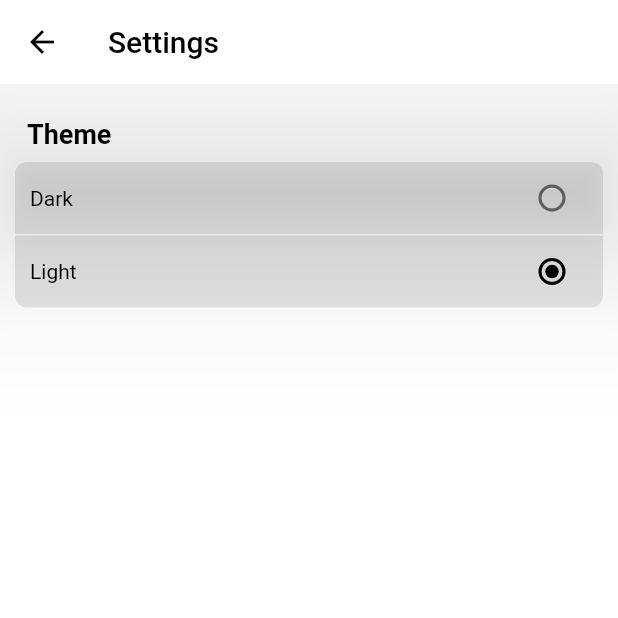
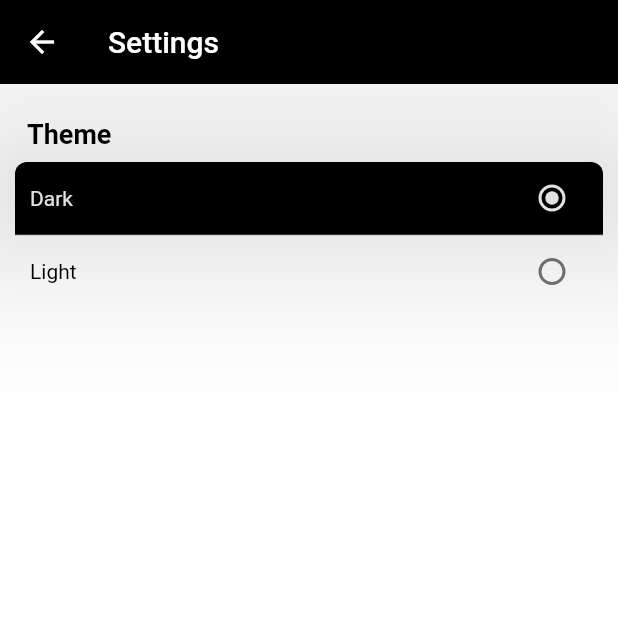
Before and after one commit to yash786agg/Flutter-Movie, a Flutter app: the SettingScreen screen opened by its route, on a phone screen of 412 x 824 dp, the top half of it. Run offline on Flutter 3.47's test engine with Material 2 defaults, Android fonts, the phone set to English and light mode, and no system bars; our stand-ins replace bloc, equatable, flutter_bloc, rxdart, shared_preferences, webview_flutter; accounts and stored records are empty; network calls fail.

Commit message:
- Setting up for Light and Dark Theme in the app is done.

```diff
--- a/lib/screens/movie_detail_screen.dart
+++ b/lib/screens/movie_detail_screen.dart
@@ -5,6 +5,7 @@ import 'package:flutter_movie/domain/bloc/movie_trailer/movie_trailer_bloc_provi
 import 'package:flutter_movie/domain/bloc/movie_trailer/movie_trailer_event.dart';
 import 'package:flutter_movie/domain/bloc/movie_trailer/movie_trailer_state.dart';
 import 'package:flutter_movie/domain/model/movie_list.dart';
+import 'package:flutter_movie/widgets/app_state_container.dart';
 import 'package:flutter_movie/widgets/empty_trailer_layout_widget.dart';
 import 'package:flutter_movie/widgets/movie_detail_app_bar.dart';
 import 'package:flutter_movie/widgets/movie_detail_description.dart';
@@ -55,7 +56,7 @@ class _MovieDetailScreenState extends State<MovieDetailScreen> {
   @override
   Widget build(BuildContext context) {
     return Scaffold(
-      backgroundColor: Colors.white,
+      backgroundColor: AppStateContainer.of(context).theme.primaryColor,
       body: SafeArea(
         top: false,
         bottom: false,
--- a/lib/screens/settings_screen.dart
+++ b/lib/screens/settings_screen.dart
@@ -29,7 +29,9 @@ class SettingScreen extends StatelessWidget {
               child: Text(
                 "Theme",
                 style: TextStyle(
-                  color: AppStateContainer.of(context).theme.accentColor,
+                  color: AppStateContainer.of(context).themeCode == 0
+                      ? AppStateContainer.of(context).theme.primaryColor
+                      : AppStateContainer.of(context).theme.accentColor,
                   fontWeight: FontWeight.bold,
                   fontSize: 18,
                 ),
@@ -39,10 +41,9 @@ class SettingScreen extends StatelessWidget {
               decoration: BoxDecoration(
                 borderRadius: BorderRadius.only(
                     topLeft: Radius.circular(8), topRight: Radius.circular(8)),
-                color: AppStateContainer.of(context)
-                    .theme
-                    .accentColor
-                    .withOpacity(0.1),
+                color: AppStateContainer.of(context).themeCode == 0
+                    ? AppStateContainer.of(context).theme.primaryColor
+                    : Colors.white,
               ),
               padding: EdgeInsets.only(left: 10, right: 10),
               child: Row(
@@ -59,8 +60,9 @@ class SettingScreen extends StatelessWidget {
                     onChanged: (value) {
                       AppStateContainer.of(context).updateTheme(value);
                     },
-                    activeColor:
-                        AppStateContainer.of(context).theme.accentColor,
+                    activeColor: AppStateContainer.of(context).themeCode == 0
+                        ? AppStateContainer.of(context).theme.accentColor
+                        : AppStateContainer.of(context).theme.accentColor,
                   )
                 ],
               ),
@@ -74,10 +76,9 @@ class SettingScreen extends StatelessWidget {
                 borderRadius: BorderRadius.only(
                     bottomLeft: Radius.circular(8),
                     bottomRight: Radius.circular(8)),
-                color: AppStateContainer.of(context)
-                    .theme
-                    .accentColor
-                    .withOpacity(0.1),
+                color: AppStateContainer.of(context).themeCode == 0
+                    ? AppStateContainer.of(context).theme.accentColor
+                    : AppStateContainer.of(context).theme.primaryColor,
               ),
               padding: EdgeInsets.only(left: 10, right: 10),
               child: Row(
@@ -86,7 +87,9 @@ class SettingScreen extends StatelessWidget {
                   Text(
                     "Light",
                     style: TextStyle(
-                        color: AppStateContainer.of(context).theme.accentColor),
+                        color: AppStateContainer.of(context).themeCode == 0
+                            ? AppStateContainer.of(context).theme.primaryColor
+                            : AppStateContainer.of(context).theme.accentColor),
                   ),
                   Radio(
                     value: Themes.LIGHT_THEME_CODE,
@@ -94,8 +97,9 @@ class SettingScreen extends StatelessWidget {
                     onChanged: (value) {
                       AppStateContainer.of(context).updateTheme(value);
                     },
-                    activeColor:
-                        AppStateContainer.of(context).theme.accentColor,
+                    activeColor: AppStateContainer.of(context).themeCode == 0
+                        ? AppStateContainer.of(context).theme.accentColor
+                        : AppStateContainer.of(context).theme.accentColor,
                   )
                 ],
               ),
--- a/lib/widgets/app_state_container.dart
+++ b/lib/widgets/app_state_container.dart
@@ -20,7 +20,7 @@ class AppStateContainer extends StatefulWidget {
 
 class _AppStateContainerState extends State<AppStateContainer> {
   ThemeData _theme = Themes.getTheme(Themes.LIGHT_THEME_CODE);
-  int themeCode = Themes.LIGHT_THEME_CODE;
+  int themeCode = Themes.DARK_THEME_CODE;
 
   ThemeData get theme => _theme;
 
@@ -30,7 +30,7 @@ class _AppStateContainerState extends State<AppStateContainer> {
     SharedPreferences.getInstance().then((sharedPref) {
       setState(() {
         themeCode = sharedPref.getInt(Constant.SHARED_PREF_KEY_THEME) ??
-            Themes.LIGHT_THEME_CODE;
+            Themes.DARK_THEME_CODE;
 
         print('AppStateContainer themeCode initState: $themeCode');
 
--- a/lib/widgets/empty_trailer_layout_widget.dart
+++ b/lib/widgets/empty_trailer_layout_widget.dart
@@ -1,4 +1,6 @@
 import 'package:flutter/material.dart';
+
+import 'app_state_container.dart';
 
 class EmptyTrailerLayout extends StatelessWidget {
   @override
@@ -8,7 +10,7 @@ class EmptyTrailerLayout extends StatelessWidget {
         child: Text(
           "No trailer available",
           style: TextStyle(
-            color: Colors.black,
+            color: AppStateContainer.of(context).theme.accentColor,
             fontWeight: FontWeight.bold,
             fontSize: 19.0,
           ),
--- a/lib/widgets/movie_list_widget.dart
+++ b/lib/widgets/movie_list_widget.dart
@@ -3,6 +3,8 @@ import 'package:flutter_movie/domain/bloc/movie_trailer/movie_trailer_bloc_provi
 import 'package:flutter_movie/domain/model/movie_list.dart';
 import 'package:flutter_movie/screens/movie_detail_screen.dart';
 import 'package:flutter_movie/util/contants.dart';
+
+import 'app_state_container.dart';
 
 class MovieListWidget extends StatelessWidget {
   MovieListWidget({Key key, @required this.movieList})
@@ -13,6 +15,7 @@ class MovieListWidget extends StatelessWidget {
   @override
   Widget build(BuildContext context) {
     return Card(
+      color: AppStateContainer.of(context).theme.primaryColor,
       elevation: 8.0,
       shape: RoundedRectangleBorder(
         borderRadius: BorderRadius.circular(10.0),
@@ -23,7 +26,6 @@ class MovieListWidget extends StatelessWidget {
             context,
             MaterialPageRoute(
               builder: (context) {
-                //return MovieDetailScreen(movieList: movieList);
                 return MovieTrailerBlocProvider(
                   child: MovieDetailScreen(movieList: movieList),
                 );
@@ -53,7 +55,7 @@ class MovieListWidget extends StatelessWidget {
               child: Text(
                 movieList.title,
                 style: TextStyle(
-                  color: Colors.black,
+                  color: AppStateContainer.of(context).theme.accentColor,
                   fontWeight: FontWeight.bold,
                 ),
                 textAlign: TextAlign.center,
--- a/lib/widgets/popup_menu_options.dart
+++ b/lib/widgets/popup_menu_options.dart
@@ -1,4 +1,6 @@
 import 'package:flutter/material.dart';
+
+import 'app_state_container.dart';
 
 enum OptionsMenu { settings }
 
@@ -13,7 +15,7 @@ class PopUpMenuOptions extends StatelessWidget {
       child: Icon(
         Icons.more_vert,
         size: 24.0,
-        color: Colors.black,
+        color: AppStateContainer.of(context).theme.accentColor,
       ),
       onSelected: (OptionsMenu result) {
         onSelected(result);
--- a/lib/widgets/trailer_layout_widget.dart
+++ b/lib/widgets/trailer_layout_widget.dart
@@ -2,6 +2,7 @@ import 'package:flutter/material.dart';
 import 'package:flutter_movie/domain/model/movie_trailer.dart';
 import 'package:flutter_movie/util/contants.dart';
 import 'app_launcher.dart';
+import 'app_state_container.dart';
 
 class TrailerLayout extends StatelessWidget {
   final List<MovieTrailer> trailerData;
@@ -43,7 +44,8 @@ class TrailerLayout extends StatelessWidget {
                       child: Container(
                         height: 120.0,
                         decoration: BoxDecoration(
-                          color: Colors.black,
+                          color:
+                              AppStateContainer.of(context).theme.accentColor,
                           image: DecorationImage(
                             image: NetworkImage(
                               '${Constant.imageAppendUrl}$trailerThumbNail',
@@ -69,7 +71,7 @@ class TrailerLayout extends StatelessWidget {
                       maxLines: 1,
                       softWrap: true,
                       style: TextStyle(
-                        color: Colors.black,
+                        color: AppStateContainer.of(context).theme.accentColor,
                         fontSize: 14.0,
                         fontWeight: FontWeight.bold,
                       ),
```
Also changed, not shown: lib/screens/movie_list_screen.dart (+6 -3 lines), lib/widgets/app_launcher.dart (+6 -2 lines), lib/widgets/movie_detail_app_bar.dart (+7 -3 lines), lib/widgets/movie_detail_description.dart (+9 -5 lines).
